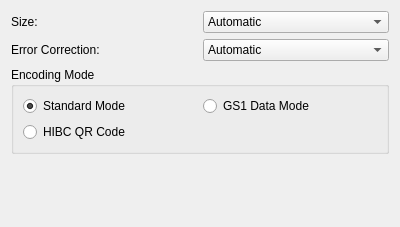
First picture: the form in frontend_qt/grpQR.ui, repository zint/zint, before the edit.
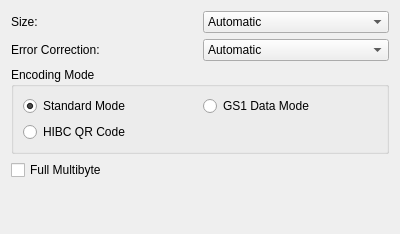
Second picture: the form after the edit.

Patch:
```diff
--- a/frontend_qt/grpQR.ui
+++ b/frontend_qt/grpQR.ui
@@ -321,6 +321,19 @@
      </layout>
     </widget>
    </item>
+   <item>
+    <widget class="QCheckBox" name="chkQRFullMultibyte">
+     <property name="text">
+      <string>Full Multibyte</string>
+     </property>
+     <property name="checked">
+      <bool>false</bool>
+     </property>
+     <property name="toolTip">
+      <string>Use Kanji multibyte encoding for binary and Latin data</string>
+     </property>
+    </widget>
+   </item>
    <item>
     <spacer name="verticalSpacer">
      <property name="orientation">
```
